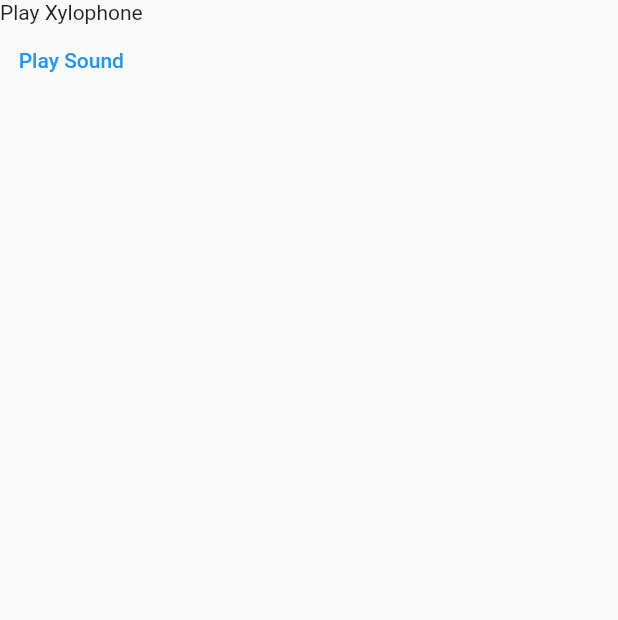
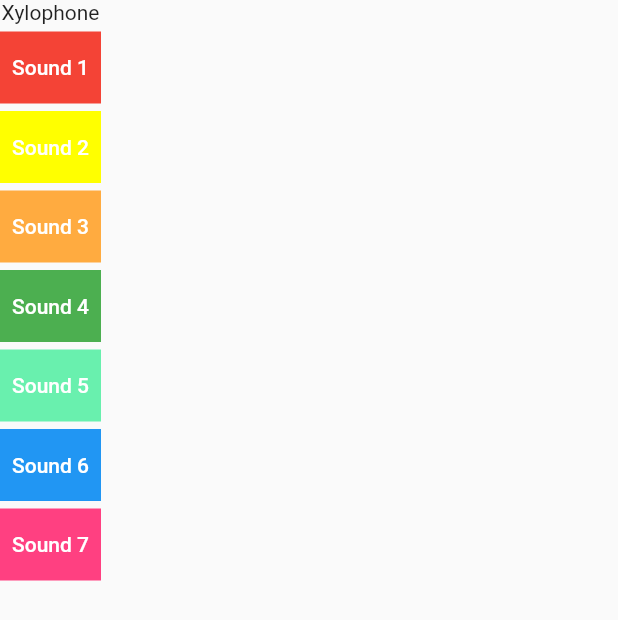
Before and after one commit to ojrealdev/xylophone_flutter, a Flutter app: the screen it shows after launch, on a phone screen of 412 x 824 dp. Shown: the top 620 px of the screen. Run offline on Flutter 3.47's test engine with Material 2 defaults, Android fonts, the phone set to English and light mode, and no system bars; our stand-ins replace audioplayers.

Commit message:
added more styling and formating

```diff
--- a/lib/main.dart
+++ b/lib/main.dart
@@ -11,14 +11,105 @@ class XylophoneApp extends StatelessWidget {
         body: SafeArea(
           child: Column(
             children: [
-              Text('Play Xylophone'),
-              TextButton(
-                onPressed: () {
-                  final player = AudioCache();
-                  player.play('note1.wav');
-                },
-                child: Text('Play Sound'),
-              )
+              Text('Xylophone'),
+              SizedBox(height: 5),
+              Container(
+                color: Colors.red,
+                child: TextButton(
+                  onPressed: () {
+                    final player = AudioCache();
+                    player.play('note1.wav');
+                  },
+                  child: Text(
+                    'Sound 1',
+                    style: TextStyle(color: Colors.white),
+                  ),
+                ),
+              ),
+              SizedBox(height: 5),
+              Container(
+                color: Colors.yellowAccent,
+                child: TextButton(
+                  onPressed: () {
+                    final player = AudioCache();
+                    player.play('note2.wav');
+                  },
+                  child: Text(
+                    'Sound 2',
+                    style: TextStyle(color: Colors.white),
+                  ),
+                ),
+              ),
+              SizedBox(height: 5),
+              Container(
+                color: Colors.orangeAccent,
+                child: TextButton(
+                  onPressed: () {
+                    final player = AudioCache();
+                    player.play('note3.wav');
+                  },
+                  child: Text(
+                    'Sound 3',
+                    style: TextStyle(color: Colors.white),
+                  ),
+                ),
+              ),
+              SizedBox(height: 5),
+              Container(
+                color: Colors.green,
+                child: TextButton(
+                  onPressed: () {
+                    final player = AudioCache();
+                    player.play('note4.wav');
+                  },
+                  child: Text(
+                    'Sound 4',
+                    style: TextStyle(color: Colors.white),
+                  ),
+                ),
+              ),
+              SizedBox(height: 5),
+              Container(
+                color: Colors.greenAccent,
+                child: TextButton(
+                  onPressed: () {
+                    final player = AudioCache();
+                    player.play('note5.wav');
+                  },
+                  child: Text(
+                    'Sound 5',
+                    style: TextStyle(color: Colors.white),
+                  ),
+                ),
+              ),
+              SizedBox(height: 5),
+              Container(
+                color: Colors.blue,
+                child: TextButton(
+                  onPressed: () {
+                    final player = AudioCache();
+                    player.play('note6.wav');
+                  },
+                  child: Text(
+                    'Sound 6',
+                    style: TextStyle(color: Colors.white),
+                  ),
+                ),
+              ),
+              SizedBox(height: 5),
+              Container(
+                color: Colors.pinkAccent,
+                child: TextButton(
+                  onPressed: () {
+                    final player = AudioCache();
+                    player.play('note7.wav');
+                  },
+                  child: Text(
+                    'Sound 7',
+                    style: TextStyle(color: Colors.white),
+                  ),
+                ),
+              ),
             ],
           ),
         ),
```
